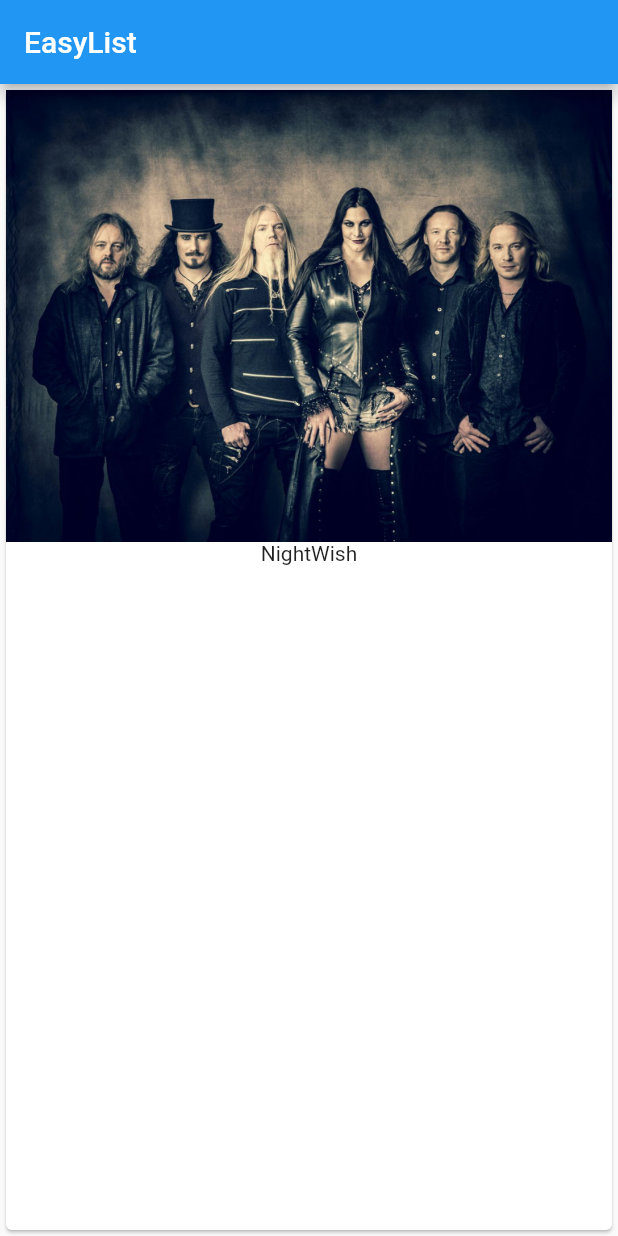
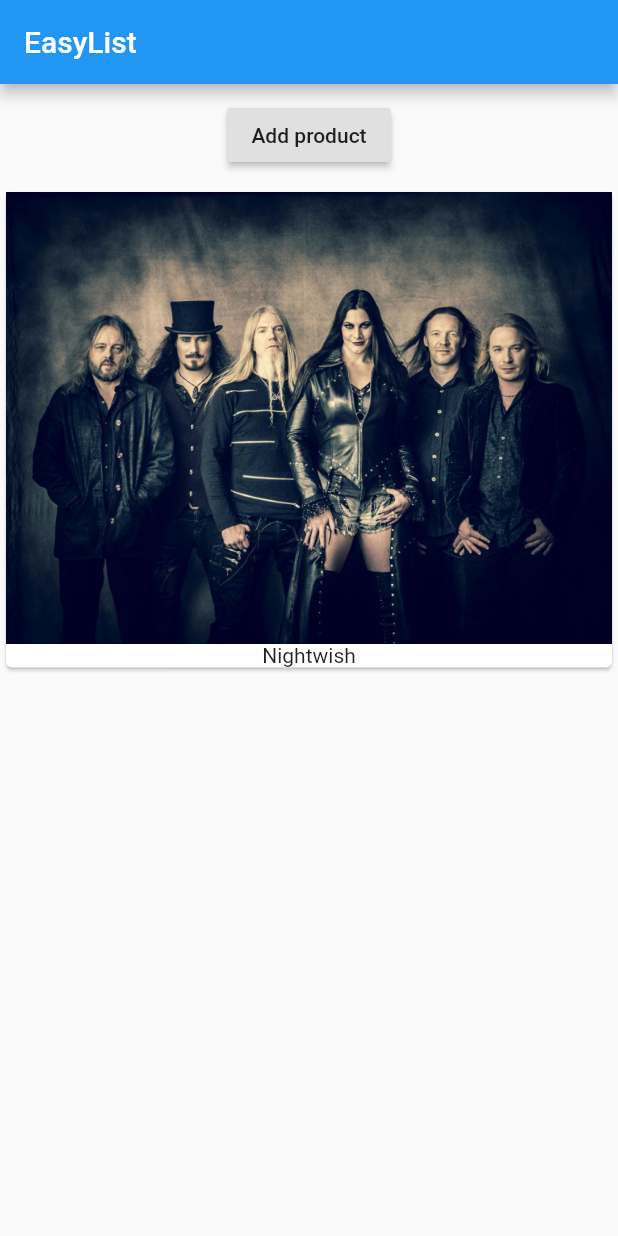
Before and after one commit to Chi-AnTai/Flutter-course, a Flutter app: the screen it shows after launch, on a phone screen of 412 x 824 dp. Run offline on Flutter 3.47's test engine with Material 2 defaults, Android fonts, the phone set to English and light mode, and no system bars.

```diff
--- a/lib/main.dart
+++ b/lib/main.dart
@@ -4,18 +4,47 @@ void main() {
   runApp(MyApp());
 }
 
-class MyApp extends StatelessWidget {
+class MyApp extends StatefulWidget {
+  @override
+  State<StatefulWidget> createState() {
+    // TODO: implement createState
+    return _MyAppState();
+  }
+}
+
+class _MyAppState extends State<MyApp> {
+  List _products = ['Nightwish'];
   Widget build(context) {
     return MaterialApp(
       home: Scaffold(
-        appBar: AppBar(
-          title: Text('EasyList'),
-        ),
-        body: Card(child: Column(children: <Widget>[
-          Image.asset('assets/nightwish.jpg'),
-          Text('NightWish')
-        ],),),
-      ),
+          appBar: AppBar(
+            title: Text('EasyList'),
+          ),
+          body: Column(
+            children: <Widget>[
+              Container(
+                margin: EdgeInsets.all(10.0),
+                child: RaisedButton(
+                  onPressed: () {},
+                  child: Text('Add product'),
+                ),
+              ),
+              Column(
+                children: _products
+                    .map(
+                      (element) => Card(
+                            child: Column(
+                              children: <Widget>[
+                                Image.asset('assets/nightwish.jpg'),
+                                Text(element)
+                              ],
+                            ),
+                          ),
+                    )
+                    .toList(),
+              )
+            ],
+          )),
     );
   }
 }
```
